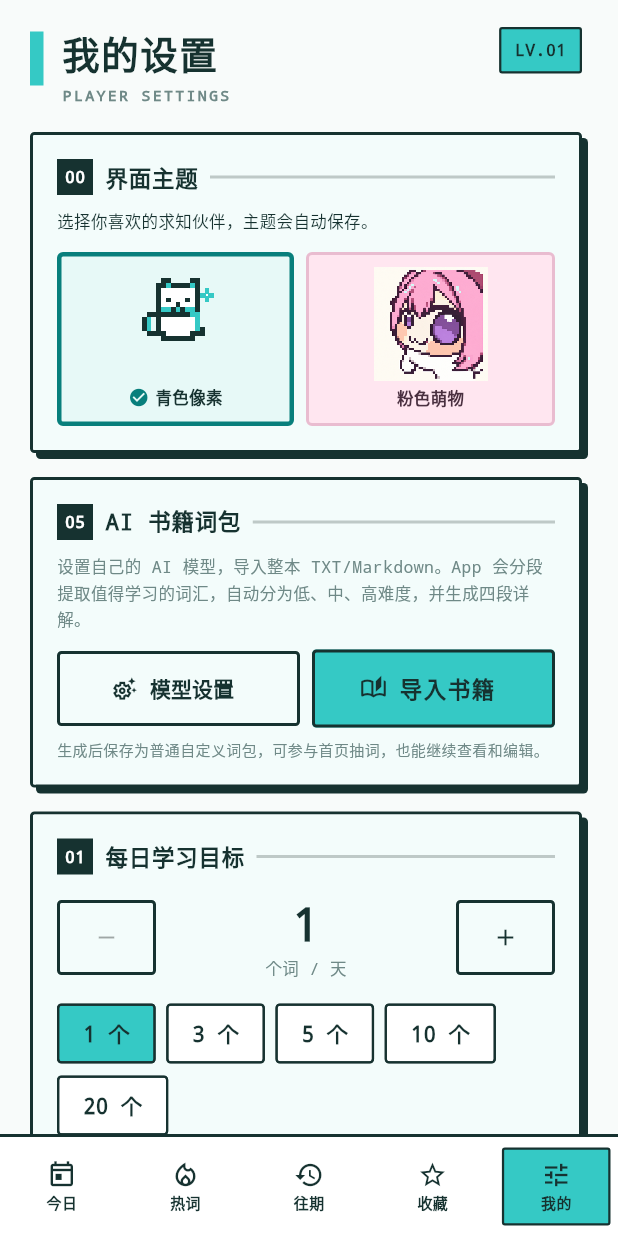
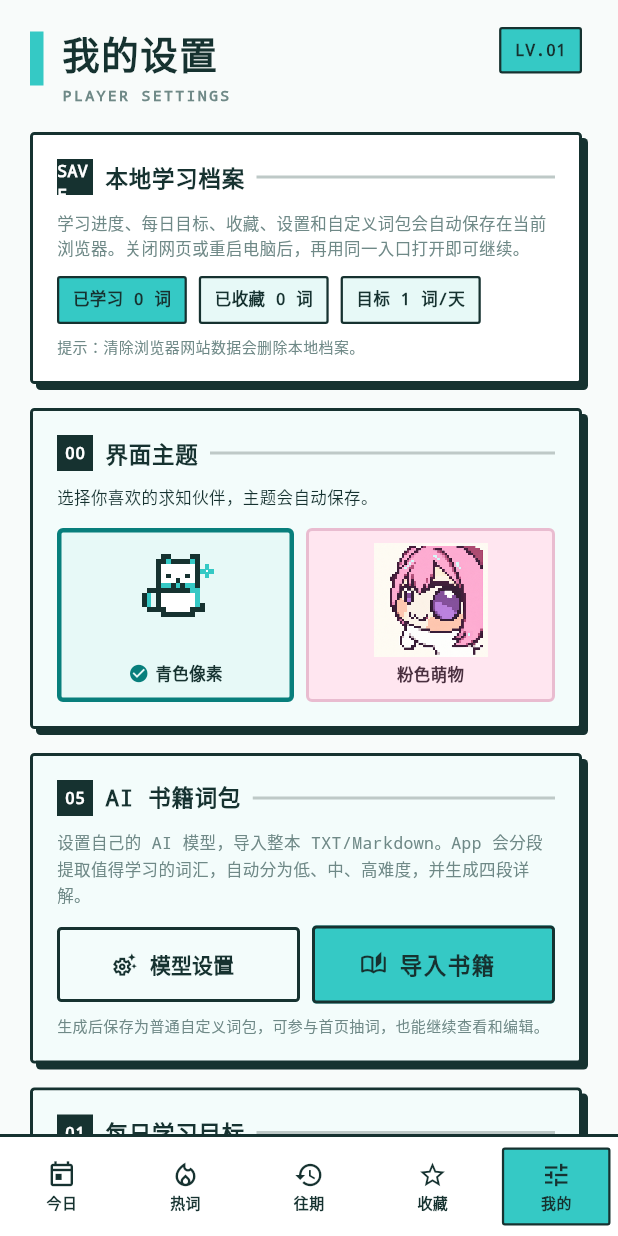
Before and after one commit to 715224/qiuzhi, a Flutter app: the screen it shows after launch, item 5 of the bottom bar chosen, on a phone screen of 412 x 824 dp. Run offline on Flutter 3.47's test engine with Material 3 defaults, Android fonts, the phone set to English and light mode, and no system bars; our stand-ins replace file_picker, flutter_secure_storage, shared_preferences; missing offline and left inert: dart:html; network calls fail.

Commit message:
feat: persist web learning progress locally

```diff
--- a/lib/screens/settings_screen.dart
+++ b/lib/screens/settings_screen.dart
@@ -52,6 +52,39 @@ class _SettingsScreenState extends State<SettingsScreen> {
               trailing: PixelTag('LV.01', filled: true),
             ),
             const SizedBox(height: 18),
+            PixelPanel(
+              child: Column(
+                crossAxisAlignment: CrossAxisAlignment.start,
+                children: [
+                  const PixelSectionTitle('本地学习档案', index: 'SAVE'),
+                  const SizedBox(height: 10),
+                  Text(
+                    '学习进度、每日目标、收藏、设置和自定义词包会自动保存在当前浏览器。关闭网页或重启电脑后，再用同一入口打开即可继续。',
+                    style: TextStyle(
+                      color: palette.muted,
+                      fontSize: 11,
+                      height: 1.55,
+                    ),
+                  ),
+                  const SizedBox(height: 10),
+                  Wrap(
+                    spacing: 8,
+                    runSpacing: 8,
+                    children: [
+                      PixelTag('已学习 ${app.history.length} 词', filled: true),
+                      PixelTag('已收藏 ${app.favorites.length} 词'),
+                      PixelTag('目标 ${app.dailyGoal} 词/天'),
+                    ],
+                  ),
+                  const SizedBox(height: 8),
+                  Text(
+                    '提示：清除浏览器网站数据会删除本地档案。',
+                    style: TextStyle(color: palette.muted, fontSize: 10),
+                  ),
+                ],
+              ),
+            ),
+            const SizedBox(height: 16),
             PixelPanel(
               color: context.pixelPalette.softest,
               child: Column(
```
Also changed, not shown: 2 other files.
